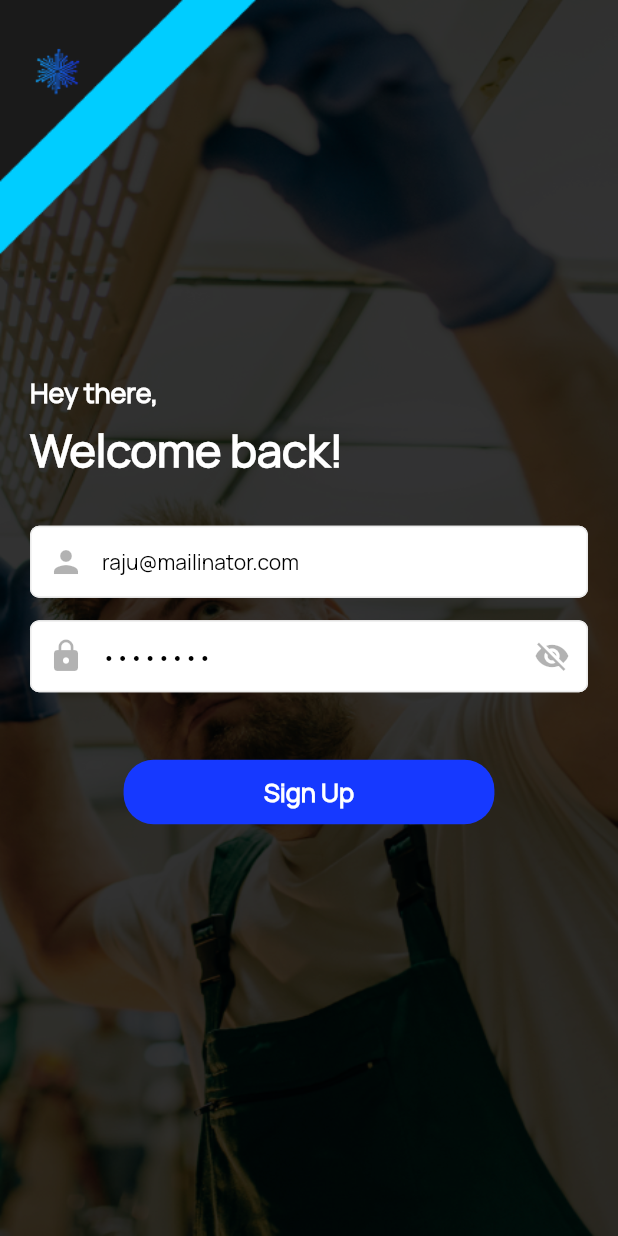
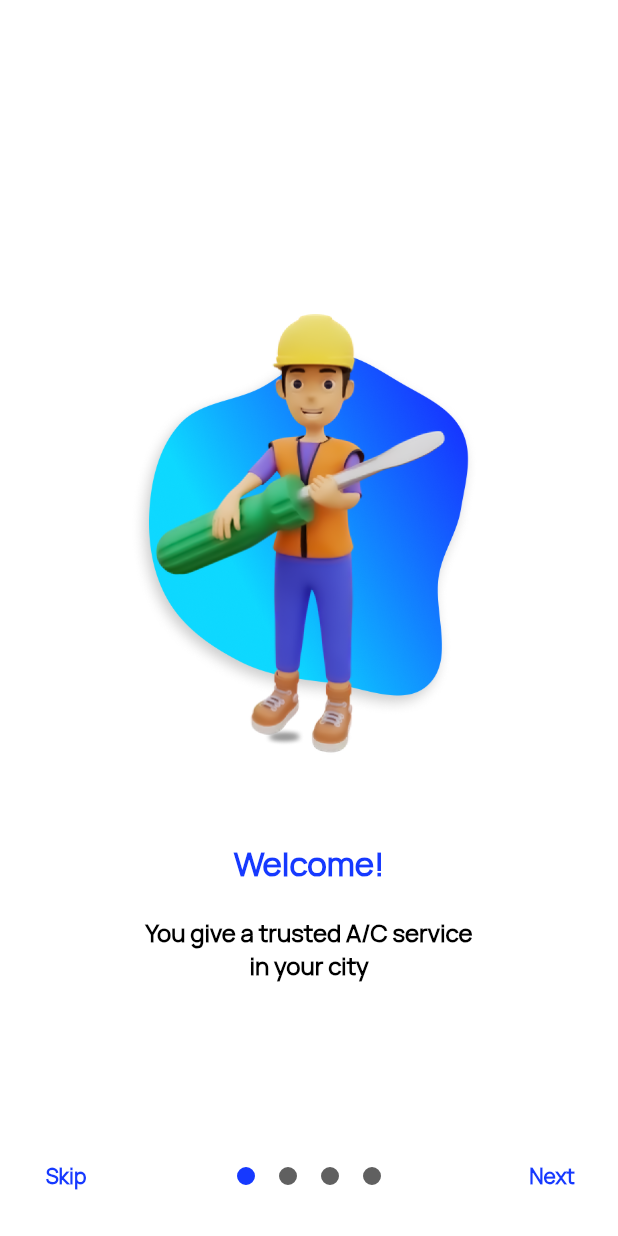
Before and after one commit to manoharantechie/coolwell_tech, a Flutter app: the screen it shows after launch, on a phone screen of 412 x 824 dp. Run offline on Flutter 3.47's test engine with Material 2 defaults, Android fonts, the light colour scheme and no system bars; our stand-ins replace awesome_snackbar_content, flutter_map, flutter_svg, geolocator, image_picker, latlong2 and 3 more; missing offline and left inert: country_calling_code_picker, flutter_sim_country_code; accounts and stored records are empty; project files that could hold a hidden picture were left out.

Commit message:
flow changes 05-06-2023

```diff
--- /dev/null
+++ b/lib/screens/user/basics/onboard/welcome.dart
@@ -0,0 +1,331 @@
+import 'package:coolwell_tech/common/custom_widget.dart';
+import 'package:coolwell_tech/screens/user/basics/splash_home.dart';
+import 'package:flutter/material.dart';
+import 'package:shared_preferences/shared_preferences.dart';
+
+class WelcomeScreen extends StatefulWidget {
+  const WelcomeScreen({Key? key}) : super(key: key);
+
+  @override
+  State<WelcomeScreen> createState() => _WelcomeScreenState();
+}
+
+class _WelcomeScreenState extends State<WelcomeScreen> {
+  PageController controller = PageController();
+  int pageIndex = 0;
+
+  Color yellow = const Color(0xFF1639FF);
+  Color mediumYellow = const Color(0xFF1639FF);
+  Color darkYellow = const Color(0xff606060);
+
+
+  Color darkGrey = const Color(0xFF1639FF);
+
+  storeData()async{
+    SharedPreferences preferences=await SharedPreferences.getInstance();
+    preferences.setString("first", "done");
+  }
+
+  @override
+  Widget build(BuildContext context) {
+    return Material(
+      child: Container(
+//      width: MediaQuery.of(context).size.width,
+        decoration: BoxDecoration(
+          color: Colors.white,
+        ),
+        child: Stack(
+          children: <Widget>[
+            PageView(
+              onPageChanged: (value) {
+                setState(() {
+                  pageIndex = value;
+                });
+              },
+              controller: controller,
+              children: <Widget>[
+                Column(
+                  mainAxisAlignment: MainAxisAlignment.center,
+                  crossAxisAlignment: CrossAxisAlignment.center,
+                  children: <Widget>[
+                    Center(
+                      child: Image.asset(
+                        'assets/images/wel1.png',
+                        height: MediaQuery.of(context).size.height * 0.5,
+                        width: MediaQuery.of(context).size.width * 0.7,
+                      ),
+                    ),
+                    Padding(
+                      padding: EdgeInsets.symmetric(horizontal: 0),
+                      child: Text(
+                        'Welcome!',
+                        textAlign: TextAlign.center,
+                        style: CustomWidget(context: context)
+                            .CustomSizedTextStyle(
+                                22.0,
+                                Theme.of(context).dialogBackgroundColor,
+                                FontWeight.w600,
+                                'FontRegular'),
+                      ),
+                    ),
+                    Padding(
+                      padding: EdgeInsets.all(20.0),
+                      child: Text(
+                        'You give a trusted A/C service \nin your city ',
+                        textAlign: TextAlign.center,
+                        style: CustomWidget(context: context)
+                            .CustomSizedTextStyle(
+                                16.0,
+                                Theme.of(context).primaryColor,
+                                FontWeight.w600,
+                                'FontRegular'),
+                      ),
+                    ),
+                  ],
+                ),
+                Column(
+                  mainAxisAlignment: MainAxisAlignment.center,
+                  crossAxisAlignment: CrossAxisAlignment.center,
+                  children: <Widget>[
+                    Center(
+                      child: Image.asset(
+                        'assets/images/wel2.png',
+                        height: MediaQuery.of(context).size.height * 0.5,
+                        width: MediaQuery.of(context).size.width * 0.7,
+                      ),
+                    ),
+                    Padding(
+                      padding: EdgeInsets.symmetric(horizontal: 0),
+                      child: Text(
+                        'Select Your Goal',
+                        textAlign: TextAlign.center,
+                        style: CustomWidget(context: context)
+                            .CustomSizedTextStyle(
+                            22.0,
+                            Theme.of(context).dialogBackgroundColor,
+                            FontWeight.w600,
+                            'FontRegular'),
+                      ),
+                    ),
+                    Padding(
+                      padding: EdgeInsets.all(20.0),
+                      child: Text(
+                        'Choose your Tool and select your\nAc based on your budget ',
+                        textAlign: TextAlign.center,
+                        style: CustomWidget(context: context)
+                            .CustomSizedTextStyle(
+                            16.0,
+                            Theme.of(context).primaryColor,
+                            FontWeight.w600,
+                            'FontRegular'),
+                      ),
+                    ),
+                  ],
+                ),
+                Column(
+                  mainAxisAlignment: MainAxisAlignment.center,
+                  crossAxisAlignment: CrossAxisAlignment.center,
+                  children: <Widget>[
+                    Center(
+                      child: Image.asset(
+                        'assets/images/wel3.png',
+                        height: MediaQuery.of(context).size.height * 0.5,
+                        width: MediaQuery.of(context).size.width * 0.7,
+                      ),
+                    ),
+                    Padding(
+                      padding: EdgeInsets.symmetric(horizontal: 0),
+                      child: Text(
+                        'Ac Want Your Help',
+                        textAlign: TextAlign.center,
+                        style: CustomWidget(context: context)
+                            .CustomSizedTextStyle(
+                            22.0,
+                            Theme.of(context).dialogBackgroundColor,
+                            FontWeight.w600,
+                            'FontRegular'),
+                      ),
+                    ),
+                    Padding(
+                      padding: EdgeInsets.all(20.0),
+                      child: Text(
+                        'Get your true service without\n any additional charges',
+                        textAlign: TextAlign.center,
+                        style: CustomWidget(context: context)
+                            .CustomSizedTextStyle(
+                            16.0,
+                            Theme.of(context).primaryColor,
+                            FontWeight.w600,
+                            'FontRegular'),
+                      ),
+                    ),
+                  ],
+                ),
+                Column(
+                  mainAxisAlignment: MainAxisAlignment.center,
+                  crossAxisAlignment: CrossAxisAlignment.center,
+                  children: <Widget>[
+                    Center(
+                      child: Image.asset(
+                        'assets/images/wel4.png',
+                        height: MediaQuery.of(context).size.height * 0.5,
+                        width: MediaQuery.of(context).size.width * 0.7,
+                      ),
+                    ),
+                    Padding(
+                      padding: EdgeInsets.symmetric(horizontal: 0),
+                      child: Text(
+                        'All set, Serve your service',
+                        textAlign: TextAlign.center,
+                        style: CustomWidget(context: context)
+                            .CustomSizedTextStyle(
+                            22.0,
+                            Theme.of(context).dialogBackgroundColor,
+                            FontWeight.w600,
+                            'FontRegular'),
+                      ),
+                    ),
+                    Padding(
+                      padding: EdgeInsets.all(20.0),
+                      child: Text(
+                        'You are now ready to provide services,\nHAVE A NICE EXPERIENCE',
+                        textAlign: TextAlign.center,
+                        style: CustomWidget(context: context)
+                            .CustomSizedTextStyle(
+                            16.0,
+                            Theme.of(context).primaryColor,
+                            FontWeight.w600,
+                            'FontRegular'),
+                      ),
+                    ),
+                  ],
+                ),
+              ],
+            ),
+            Positioned(
+              bottom: 16.0,
+              child: SizedBox(
+                width: MediaQuery.of(context).size.width,
+                child: Column(
+                  children: <Widget>[
+                    Row(
+                      mainAxisAlignment: MainAxisAlignment.spaceBetween,
+                      children: <Widget>[
+                        Opacity(
+                          opacity: pageIndex != 3 ? 1.0 : 0.0,
+                          child: MaterialButton(
+                            splashColor: Colors.transparent,
+                            child:  Text(
+                              'Skip',
+                              style: CustomWidget(context: context)
+                                  .CustomSizedTextStyle(
+                                  14.0,
+                                  Theme.of(context).dialogBackgroundColor,
+                                  FontWeight.w600,
+                                  'FontRegular'),
+                            ),
+                            onPressed: () {
+                              storeData();
+                              Navigator.of(context).pushReplacement(MaterialPageRoute(builder: (context) => SplashHomeScreen()));
+
+                            },
+                          ),
+                        ),
+                        Row(
+                          children: [
+                            Container(
+                              margin: const EdgeInsets.all(8.0),
+                              height: 12,
+                              width: 12,
+                              decoration: BoxDecoration(
+                                  shape: BoxShape.circle,
+                                  border:
+                                      Border.all(color:  pageIndex == 0 ? yellow : darkYellow, width: 2),
+                                  color:
+                                      pageIndex == 0 ? yellow : darkYellow),
+                            ),
+                            Container(
+                              margin: const EdgeInsets.all(8.0),
+                              height: 12,
+                              width: 12,
+                              decoration: BoxDecoration(
+                                  shape: BoxShape.circle,
+                                  border:
+                                      Border.all(color:  pageIndex == 1 ? yellow : darkYellow, width: 2),
+                                  color:
+                                      pageIndex == 1 ? yellow : darkYellow),
+                            ),
+                            Container(
+                              margin: const EdgeInsets.all(8.0),
+                              height: 12,
+                              width: 12,
+                              decoration: BoxDecoration(
+                                  shape: BoxShape.circle,
+                                  border:
+                                      Border.all(color:  pageIndex == 2 ? yellow : darkYellow, width: 2),
+                                  color:
+                                      pageIndex == 2 ? yellow : darkYellow),
+                            ),
+                            Container(
+                              margin: const EdgeInsets.all(8.0),
+                              height: 12,
+                              width: 12,
+                              decoration: BoxDecoration(
+                                  shape: BoxShape.circle,
+                                  border:
+                                      Border.all(color:   pageIndex == 3 ? yellow :darkYellow, width: 2),
+                                  color:
+                                      pageIndex == 3 ? yellow :darkYellow),
+                            ),
+                          ],
+                        ),
+                        pageIndex != 3
+                            ? MaterialButton(
+                                splashColor: Colors.transparent,
+                                child:  Text(
+                                  'Next',
+                                  style:  CustomWidget(context: context)
+                                      .CustomSizedTextStyle(
+                                      14.0,
+                                      Theme.of(context).dialogBackgroundColor,
+                                      FontWeight.w600,
+                                      'FontRegular'),
+                                ),
+                                onPressed: () {
+                                  if (!(controller.page == 3.0)) {
+                                    controller.nextPage(
+                                        duration:
+                                            const Duration(milliseconds: 200),
+                                        curve: Curves.linear);
+                                  }
+                                },
+                              )
+                            : MaterialButton(
+                                splashColor: Colors.transparent,
+                                child:  Text(
+                                  'FINISH',
+                                  style:  CustomWidget(context: context)
+                                      .CustomSizedTextStyle(
+                                      14.0,
+                                      Theme.of(context).dialogBackgroundColor,
+                                      FontWeight.w600,
+                                      'FontRegular'),
+                                ),
+                                onPressed: () {
+                                  storeData();
+                                  Navigator.of(context).pushReplacement(MaterialPageRoute(builder: (context) => SplashHomeScreen()));
+
+                                },
+                              )
+                      ],
+                    ),
+                  ],
+                ),
+              ),
+            )
+          ],
+        ),
+      ),
+    );
+  }
+}
--- a/lib/screens/user/basics/splash.dart
+++ b/lib/screens/user/basics/splash.dart
@@ -1,6 +1,6 @@
-
 import 'package:coolwell_tech/common/model/login.dart';
 import 'package:coolwell_tech/screens/user/basics/onboard/login.dart';
+import 'package:coolwell_tech/screens/user/basics/onboard/welcome.dart';
 import 'package:coolwell_tech/screens/user/basics/splash_home.dart';
 import 'package:flutter/material.dart';
 import 'package:flutter_svg/svg.dart';
@@ -14,8 +14,8 @@ class SplashScreen extends StatefulWidget {
 }
 
 class _SplashScreenState extends State<SplashScreen> {
+  String address = "";
 
-  String address="";
   @override
   void initState() {
     super.initState();
@@ -30,43 +30,43 @@ class _SplashScreenState extends State<SplashScreen> {
 
   onLoad() {
     Future.delayed(const Duration(seconds: 5), () {
-          Navigator.of(context)
-              .pushReplacement(MaterialPageRoute(builder: (context) => SignUp_Screen()));
+      Navigator.of(context).pushReplacement(
+          MaterialPageRoute(builder: (context) => WelcomeScreen()));
     });
 
+    if (address.toString() == "" ||
+        address.toString() == null ||
+        address.toString() == "null") {
+      setState(() {
 
-    // if (address.toString() == "" ||
-    //     address.toString() == null ||
-    //     address.toString() == "null") {
-    //   setState(() {
-    //
-    //     Future.delayed(const Duration(seconds: 5), () {
-    //       // Navigator.of(context)
-    //       //     .pushReplacement(MaterialPageRoute(builder: (context) => OnboardScreen()));
-    //     });
-    //     // checkDeviceID(deviceData['device_id'].toString());
-    //   });
-    // } else {
-    //   Future.delayed(const Duration(seconds: 5), () {
-    //     // Navigator.of(context)
-    //     //     .pushReplacement(MaterialPageRoute(builder: (context) => SplashHomeScreen()));
-    //   });
-    // }
+        Future.delayed(const Duration(seconds: 5), () {
+          Navigator.of(context)
+              .pushReplacement(MaterialPageRoute(builder: (context) => WelcomeScreen()));
+        });
+        // checkDeviceID(deviceData['device_id'].toString());
+      });
+    } else {
+      Future.delayed(const Duration(seconds: 5), () {
+        Navigator.of(context)
+            .pushReplacement(MaterialPageRoute(builder: (context) => SplashHomeScreen()));
+      });
     }
-
+  }
 
   @override
   Widget build(BuildContext context) {
     return Scaffold(
-
         body: SafeArea(
       child: Container(
         height: MediaQuery.of(context).size.height,
         width: MediaQuery.of(context).size.width,
-          color:  Theme.of(context).backgroundColor,
+        color: Theme.of(context).backgroundColor,
         padding: EdgeInsets.fromLTRB(80.0, 0.0, 80.0, 0.0),
         child: Center(
-            child: Image.asset("assets/images/logoo.png", height: 150.0,),
+          child: Image.asset(
+            "assets/images/logoo.png",
+            height: 150.0,
+          ),
           // child: SvgPicture.asset(
           //   'assets/images/logo.svg',
           //   height: 150.0,
@@ -75,7 +75,6 @@ class _SplashScreenState extends State<SplashScreen> {
           // )
         ),
       ),
-      )
-    );
+    ));
   }
 }
```
Also changed, not shown: assets/images/wel1.png (added), assets/images/wel2.png (added), assets/images/wel3.png (added), assets/images/wel4.png (added), 20 other files. Lines whose indentation alone changed are shown as unchanged.
